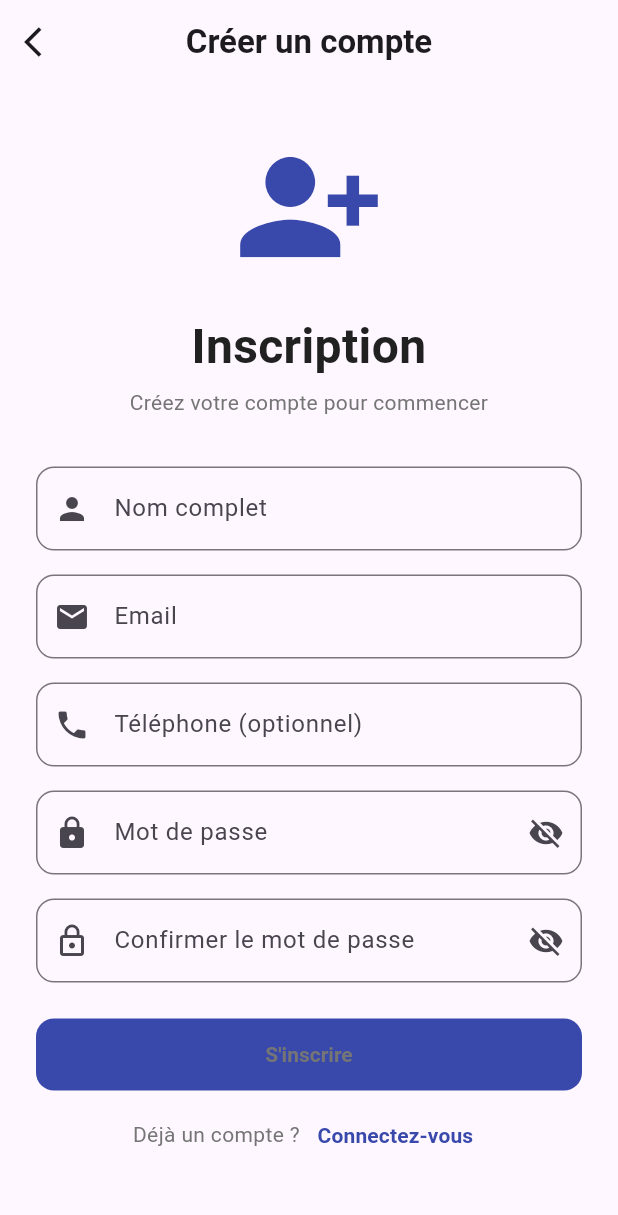
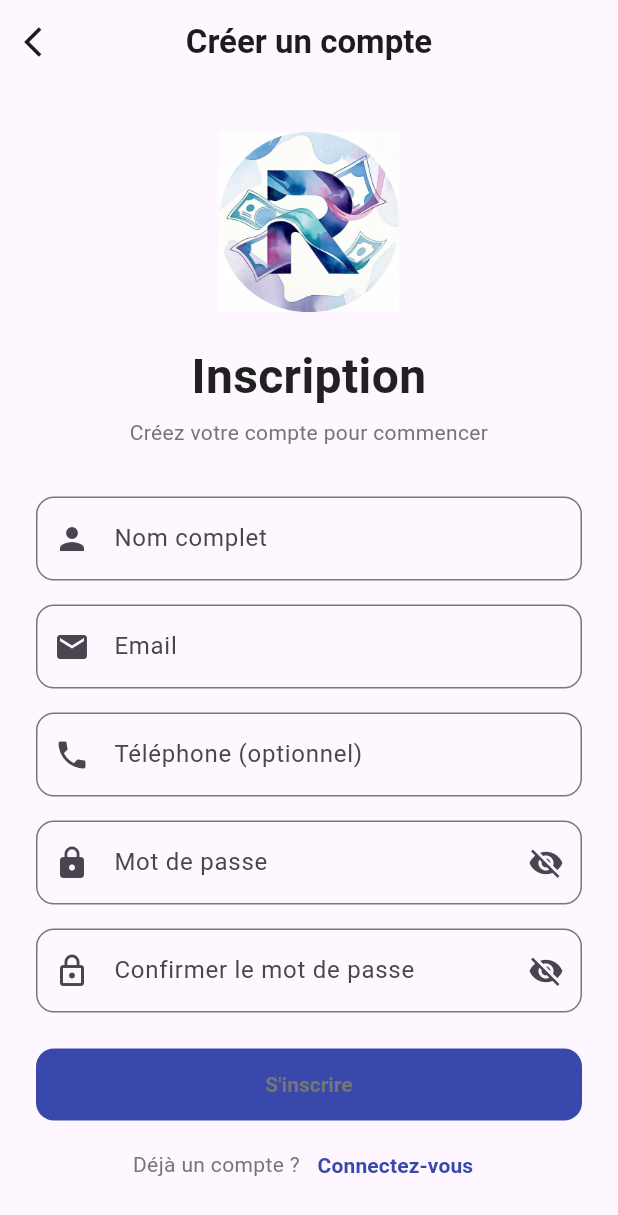
Before and after one commit to MSN42000/rosca-app, a Flutter app: the screen it shows after launch, after a tap on "Inscrivez-vous", on a phone screen of 412 x 824 dp. Shown: the top 1215 px of the screen. Run offline on Flutter 3.47's test engine with Material 3 defaults, Android fonts, the phone set to English and light mode, and no system bars; our stand-ins replace cloud_firestore, firebase_auth, firebase_core; accounts and stored records are empty.

Commit message:
reorder login/register(assets iamge)

```diff
--- a/lib/screens/auth/login_screen.dart
+++ b/lib/screens/auth/login_screen.dart
@@ -146,7 +146,13 @@ class _LoginScreenState extends State<LoginScreen> {
               child: Column(
                 crossAxisAlignment: CrossAxisAlignment.stretch,
                 children: [
-                  Icon(Icons.account_circle, size: 120, color: AppColors.primary),
+                  Image(
+                    image: const AssetImage('assets/logo.png'),
+                    height: 120,
+                    fit: BoxFit.contain,
+                  ),
+
+
                   SizedBox(height: AppSpacing.lg),
                   Text('Bienvenue !', style: TextStyles.h1.copyWith(color: AppColors.primaryDark), textAlign: TextAlign.center),
                   SizedBox(height: AppSpacing.sm),
--- a/lib/screens/auth/register_screen.dart
+++ b/lib/screens/auth/register_screen.dart
@@ -98,11 +98,11 @@ class _RegisterScreenState extends State<RegisterScreen> {
             child: Column(
               crossAxisAlignment: CrossAxisAlignment.stretch,
               children: [
-                // Logo ou icône
-                Icon(
-                  Icons.person_add_alt_1,
-                  size: 100,
-                  color: AppColors.primary,
+                // Logo ou image
+                Image(
+                  image: const AssetImage('assets/logo.png'),
+                  height: 120,
+                  fit: BoxFit.contain,
                 ),
                 SizedBox(height: AppSpacing.lg),
 
--- a/pubspec.yaml
+++ b/pubspec.yaml
@@ -61,8 +61,8 @@ flutter:
   uses-material-design: true
 
   # To add assets to your application, add an assets section, like this:
-  # assets:
-  #   - images/a_dot_burr.jpeg
+  assets:
+    - assets/logo.png
   #   - images/a_dot_ham.jpeg
 
   # An image asset can refer to one or more resolution-specific "variants", see
```
Also changed, not shown: assets/logo.png (added), pubspec.lock.
